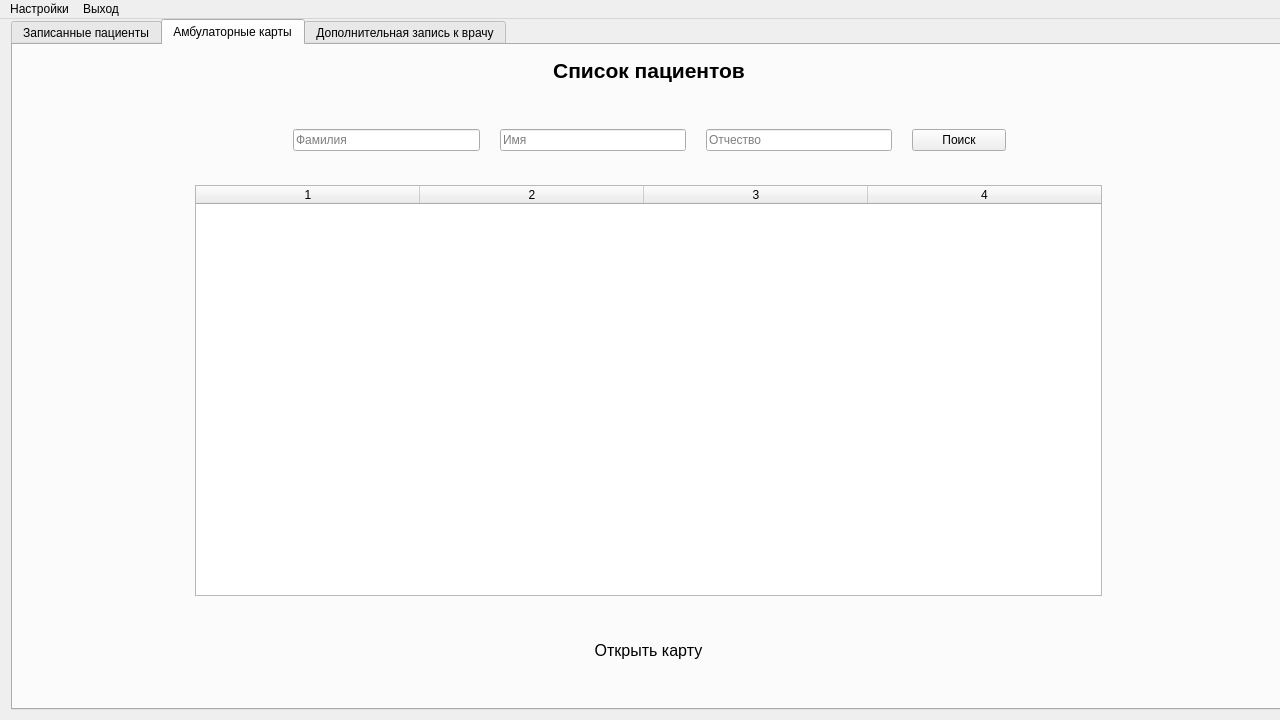
Above: 6th-semester/software-architecture/src/client/View/ApplicationViewUi.ui from theseChains/uni-assignments before the change. Below: the same form after it.
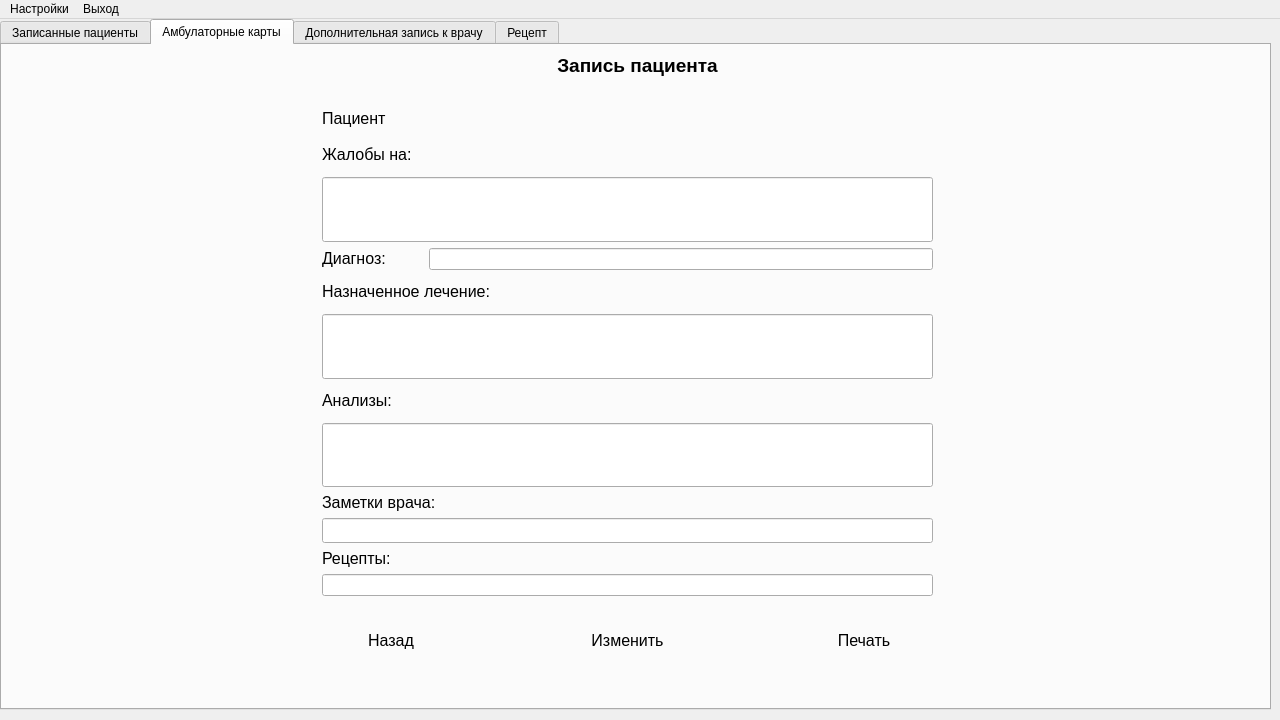
That is the form after the change. The open tabs and pages were chosen to show the change.

Commit message: Add untested medical record edit

Patch:
```diff
--- a/6th-semester/software-architecture/src/client/View/ApplicationViewUi.ui
+++ b/6th-semester/software-architecture/src/client/View/ApplicationViewUi.ui
@@ -17,7 +17,7 @@
    <widget class="QStackedWidget" name="UserStackedWidget">
     <property name="geometry">
      <rect>
-      <x>4</x>
+      <x>0</x>
       <y>0</y>
       <width>1280</width>
       <height>720</height>
@@ -3167,7 +3167,7 @@
      <widget class="QTabWidget" name="DoctorTabWidget">
       <property name="geometry">
        <rect>
-        <x>7</x>
+        <x>0</x>
         <y>0</y>
         <width>1271</width>
         <height>691</height>
@@ -3732,7 +3732,7 @@
          </rect>
         </property>
         <property name="currentIndex">
-         <number>0</number>
+         <number>2</number>
         </property>
         <widget class="QWidget" name="page_3">
          <widget class="QWidget" name="horizontalLayoutWidget_22">
@@ -3876,6 +3876,9 @@
              <property name="sizeAdjustPolicy">
               <enum>QAbstractScrollArea::AdjustIgnored</enum>
              </property>
+             <property name="sortingEnabled">
+              <bool>false</bool>
+             </property>
              <property name="columnCount">
               <number>4</number>
              </property>
@@ -4269,6 +4272,303 @@
           </layout>
          </widget>
         </widget>
+        <widget class="QWidget" name="MedicalRecordEditPage">
+         <widget class="QWidget" name="horizontalLayoutWidget_40">
+          <property name="geometry">
+           <rect>
+            <x>0</x>
+            <y>0</y>
+            <width>1271</width>
+            <height>41</height>
+           </rect>
+          </property>
+          <layout class="QHBoxLayout" name="horizontalLayout_161">
+           <item>
+            <spacer name="horizontalSpacer_87">
+             <property name="orientation">
+              <enum>Qt::Horizontal</enum>
+             </property>
+             <property name="sizeHint" stdset="0">
+              <size>
+               <width>40</width>
+               <height>20</height>
+              </size>
+             </property>
+            </spacer>
+           </item>
+           <item>
+            <widget class="QLabel" name="label_107">
+             <property name="text">
+              <string>&lt;html&gt;&lt;head/&gt;&lt;body&gt;&lt;p align=&quot;center&quot;&gt;&lt;span style=&quot; font-size:14pt; font-weight:600;&quot;&gt;Запись пациента&lt;/span&gt;&lt;/p&gt;&lt;/body&gt;&lt;/html&gt;</string>
+             </property>
+            </widget>
+           </item>
+           <item>
+            <spacer name="horizontalSpacer_88">
+             <property name="orientation">
+              <enum>Qt::Horizontal</enum>
+             </property>
+             <property name="sizeHint" stdset="0">
+              <size>
+               <width>40</width>
+               <height>20</height>
+              </size>
+             </property>
+            </spacer>
+           </item>
+          </layout>
+         </widget>
+         <widget class="QWidget" name="verticalLayoutWidget_3">
+          <property name="geometry">
+           <rect>
+            <x>320</x>
+            <y>60</y>
+            <width>611</width>
+            <height>491</height>
+           </rect>
+          </property>
+          <layout class="QVBoxLayout" name="verticalLayout_8">
+           <item>
+            <layout class="QHBoxLayout" name="horizontalLayout_159" stretch="0,3">
+             <item>
+              <widget class="QLabel" name="label_106">
+               <property name="text">
+                <string>&lt;html&gt;&lt;head/&gt;&lt;body&gt;&lt;p&gt;&lt;span style=&quot; font-size:12pt;&quot;&gt;Пациент&lt;/span&gt;&lt;/p&gt;&lt;/body&gt;&lt;/html&gt;</string>
+               </property>
+              </widget>
+             </item>
+             <item>
+              <layout class="QVBoxLayout" name="verticalLayout_41">
+               <item>
+                <widget class="QLabel" name="MedRecordEditPatientInfo">
+                 <property name="text">
+                  <string>&lt;html&gt;&lt;head/&gt;&lt;body&gt;&lt;p&gt;&lt;br/&gt;&lt;/p&gt;&lt;/body&gt;&lt;/html&gt;</string>
+                 </property>
+                </widget>
+               </item>
+              </layout>
+             </item>
+            </layout>
+           </item>
+           <item>
+            <layout class="QVBoxLayout" name="verticalLayout_42" stretch="1,2">
+             <item>
+              <widget class="QLabel" name="label_138">
+               <property name="text">
+                <string>&lt;html&gt;&lt;head/&gt;&lt;body&gt;&lt;p&gt;&lt;span style=&quot; font-size:12pt;&quot;&gt;Жалобы на:&lt;/span&gt;&lt;/p&gt;&lt;/body&gt;&lt;/html&gt;</string>
+               </property>
+              </widget>
+             </item>
+             <item>
+              <widget class="QLineEdit" name="MedRecordEditComplaints">
+               <property name="sizePolicy">
+                <sizepolicy hsizetype="Expanding" vsizetype="Preferred">
+                 <horstretch>0</horstretch>
+                 <verstretch>0</verstretch>
+                </sizepolicy>
+               </property>
+              </widget>
+             </item>
+            </layout>
+           </item>
+           <item>
+            <layout class="QHBoxLayout" name="horizontalLayout_160" stretch="1,5">
+             <item>
+              <widget class="QLabel" name="label_139">
+               <property name="text">
+                <string>&lt;html&gt;&lt;head/&gt;&lt;body&gt;&lt;p&gt;&lt;span style=&quot; font-size:12pt;&quot;&gt;Диагноз:&lt;/span&gt;&lt;/p&gt;&lt;/body&gt;&lt;/html&gt;</string>
+               </property>
+              </widget>
+             </item>
+             <item>
+              <widget class="QLineEdit" name="MedRecordEditDiagnosis"/>
+             </item>
+            </layout>
+           </item>
+           <item>
+            <layout class="QVBoxLayout" name="verticalLayout_43" stretch="1,2">
+             <item>
+              <widget class="QLabel" name="label_140">
+               <property name="text">
+                <string>&lt;html&gt;&lt;head/&gt;&lt;body&gt;&lt;p&gt;&lt;span style=&quot; font-size:12pt;&quot;&gt;Назначенное лечение:&lt;/span&gt;&lt;/p&gt;&lt;/body&gt;&lt;/html&gt;</string>
+               </property>
+              </widget>
+             </item>
+             <item>
+              <widget class="QLineEdit" name="MedRecordEditTreatment">
+               <property name="sizePolicy">
+                <sizepolicy hsizetype="Expanding" vsizetype="Preferred">
+                 <horstretch>0</horstretch>
+                 <verstretch>0</verstretch>
+                </sizepolicy>
+               </property>
+              </widget>
+             </item>
+            </layout>
+           </item>
+           <item>
+            <layout class="QVBoxLayout" name="verticalLayout_44" stretch="1,2">
+             <item>
+              <widget class="QLabel" name="label_141">
+               <property name="text">
+                <string>&lt;html&gt;&lt;head/&gt;&lt;body&gt;&lt;p&gt;&lt;span style=&quot; font-size:12pt;&quot;&gt;Анализы:&lt;/span&gt;&lt;/p&gt;&lt;/body&gt;&lt;/html&gt;</string>
+               </property>
+              </widget>
+             </item>
+             <item>
+              <widget class="QLineEdit" name="MedRecordEditTests">
+               <property name="sizePolicy">
+                <sizepolicy hsizetype="Expanding" vsizetype="Preferred">
+                 <horstretch>0</horstretch>
+                 <verstretch>0</verstretch>
+                </sizepolicy>
+               </property>
+              </widget>
+             </item>
+            </layout>
+           </item>
+           <item>
+            <layout class="QVBoxLayout" name="verticalLayout_45" stretch="1,2,0,0">
+             <item>
+              <widget class="QLabel" name="label_142">
+               <property name="text">
+                <string>&lt;html&gt;&lt;head/&gt;&lt;body&gt;&lt;p&gt;&lt;span style=&quot; font-size:12pt;&quot;&gt;Заметки врача:&lt;/span&gt;&lt;/p&gt;&lt;/body&gt;&lt;/html&gt;</string>
+               </property>
+              </widget>
+             </item>
+             <item>
+              <widget class="QLineEdit" name="MedRecordEditDoctorNotes">
+               <property name="sizePolicy">
+                <sizepolicy hsizetype="Expanding" vsizetype="Preferred">
+                 <horstretch>0</horstretch>
+                 <verstretch>0</verstretch>
+                </sizepolicy>
+               </property>
+              </widget>
+             </item>
+             <item>
+              <widget class="QLabel" name="label_143">
+               <property name="text">
+                <string>&lt;html&gt;&lt;head/&gt;&lt;body&gt;&lt;p&gt;&lt;span style=&quot; font-size:12pt;&quot;&gt;Рецепты:&lt;/span&gt;&lt;/p&gt;&lt;/body&gt;&lt;/html&gt;</string>
+               </property>
+              </widget>
+             </item>
+             <item>
+              <widget class="QLineEdit" name="MedRecordEditRecipes">
+               <property name="sizePolicy">
+                <sizepolicy hsizetype="Expanding" vsizetype="Preferred">
+                 <horstretch>0</horstretch>
+                 <verstretch>0</verstretch>
+                </sizepolicy>
+               </property>
+              </widget>
+             </item>
+            </layout>
+           </item>
+          </layout>
+         </widget>
+         <widget class="QWidget" name="horizontalLayoutWidget_35">
+          <property name="geometry">
+           <rect>
+            <x>320</x>
+            <y>570</y>
+            <width>611</width>
+            <height>51</height>
+           </rect>
+          </property>
+          <layout class="QHBoxLayout" name="horizontalLayout_97" stretch="3,2,3,2,3">
+           <item>
+            <widget class="QPushButton" name="BackToListOfMedRecordsButton">
+             <property name="sizePolicy">
+              <sizepolicy hsizetype="Minimum" vsizetype="Preferred">
+               <horstretch>0</horstretch>
+               <verstretch>0</verstretch>
+              </sizepolicy>
+             </property>
+             <property name="font">
+              <font>
+               <pointsize>12</pointsize>
+              </font>
+             </property>
+             <property name="styleSheet">
+              <string notr="true">border-radius: 25px;</string>
+             </property>
+             <property name="text">
+              <string>Назад</string>
+             </property>
+            </widget>
+           </item>
+           <item>
+            <spacer name="horizontalSpacer_60">
+             <property name="orientation">
+              <enum>Qt::Horizontal</enum>
+             </property>
+             <property name="sizeHint" stdset="0">
+              <size>
+               <width>40</width>
+               <height>20</height>
+              </size>
+             </property>
+            </spacer>
+           </item>
+           <item>
+            <widget class="QPushButton" name="EditMedRecordButton">
+             <property name="sizePolicy">
+              <sizepolicy hsizetype="Minimum" vsizetype="Preferred">
+               <horstretch>0</horstretch>
+               <verstretch>0</verstretch>
+              </sizepolicy>
+             </property>
+             <property name="font">
+              <font>
+               <pointsize>12</pointsize>
+              </font>
+             </property>
+             <property name="styleSheet">
+              <string notr="true">border-radius: 25px;</string>
+             </property>
+             <property name="text">
+              <string>Изменить</string>
+             </property>
+            </widget>
+           </item>
+           <item>
+            <spacer name="horizontalSpacer_61">
+             <property name="orientation">
+              <enum>Qt::Horizontal</enum>
+             </property>
+             <property name="sizeHint" stdset="0">
+              <size>
+               <width>40</width>
+               <height>20</height>
+              </size>
+             </property>
+            </spacer>
+           </item>
+           <item>
+            <widget class="QPushButton" name="pushButton_12">
+             <property name="sizePolicy">
+              <sizepolicy hsizetype="Minimum" vsizetype="Preferred">
+               <horstretch>0</horstretch>
+               <verstretch>0</verstretch>
+              </sizepolicy>
+             </property>
+             <property name="font">
+              <font>
+               <pointsize>12</pointsize>
+              </font>
+             </property>
+             <property name="styleSheet">
+              <string notr="true">border-radius: 25px;</string>
+             </property>
+             <property name="text">
+              <string>Печать</string>
+             </property>
+            </widget>
+           </item>
+          </layout>
+         </widget>
+        </widget>
        </widget>
       </widget>
       <widget class="QWidget" name="tab_6">
@@ -4276,6 +4576,11 @@
         <string>Дополнительная запись к врачу</string>
        </attribute>
       </widget>
+      <widget class="QWidget" name="tab_8">
+       <attribute name="title">
+        <string>Рецепт</string>
+       </attribute>
+      </widget>
      </widget>
     </widget>
    </widget>
```
Left out of the diff: 57 changed lines with no effect on the pictures. The commit also changes 9 other files.
